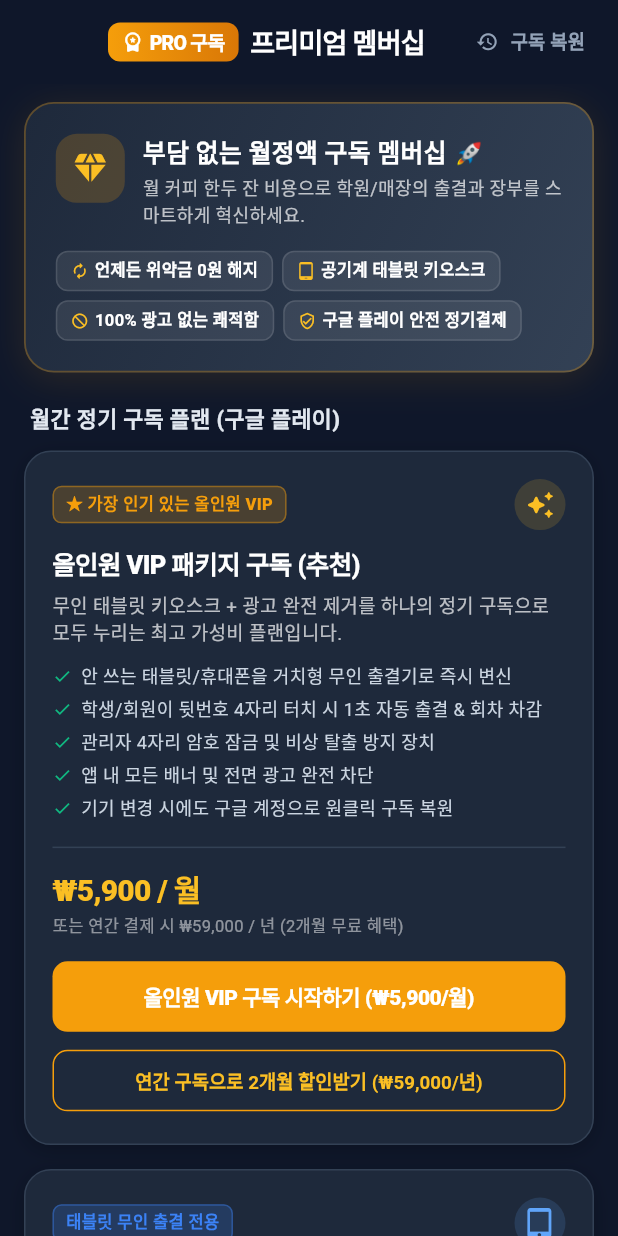
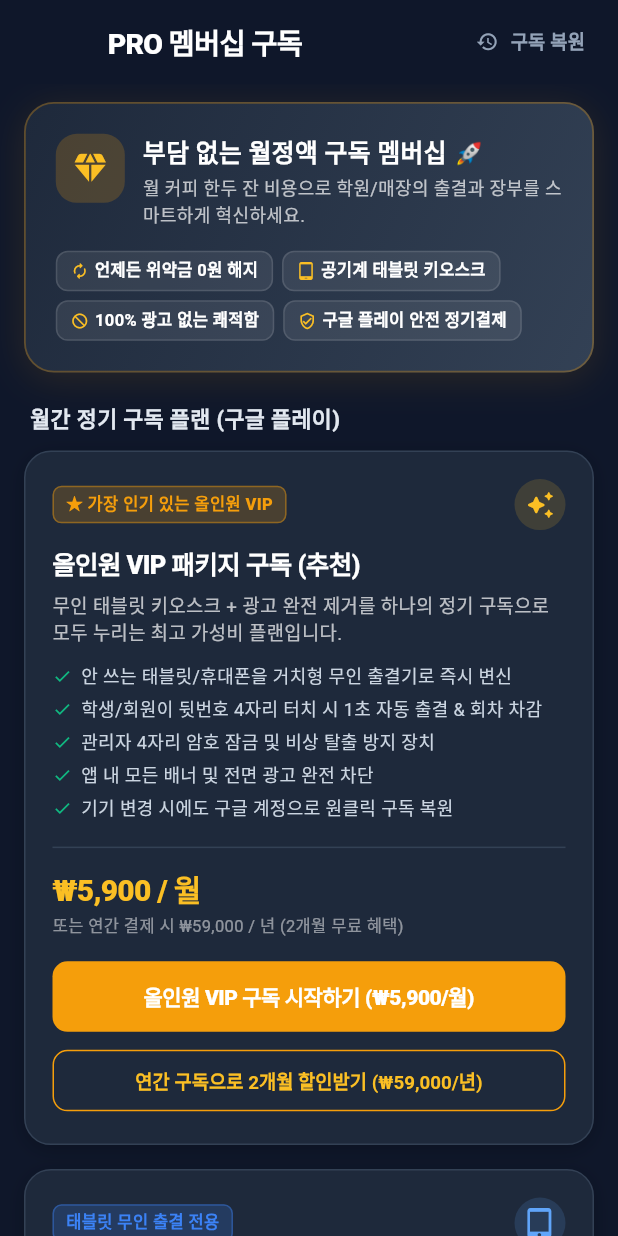
Before and after one commit to koyotejw-ux/zeropass, a Flutter app: the ProStoreScreen screen opened directly, on a phone screen of 412 x 824 dp. Run offline on Flutter 3.47's test engine with Material 3 defaults, Android fonts, the phone set to English and light mode, and no system bars; our stand-ins replace csv, flutter_riverpod, google_mobile_ads, in_app_purchase, share_plus, shared_preferences and 1 more; accounts and stored records are empty.

Commit message:
style: simplify PRO store header title and remove clutter badges

```diff
--- a/lib/screens/pro_store_screen.dart
+++ b/lib/screens/pro_store_screen.dart
@@ -21,45 +21,13 @@ class _ProStoreScreenState extends State<ProStoreScreen> {
         backgroundColor: const Color(0xFF0F172A),
         elevation: 0,
         toolbarHeight: isLandscape ? 50 : 56,
-        title: Row(
-          children: [
-            Container(
-              padding: const EdgeInsets.symmetric(horizontal: 9, vertical: 3.5),
-              decoration: BoxDecoration(
-                gradient: const LinearGradient(
-                  colors: [Color(0xFFF59E0B), Color(0xFFD97706)],
-                ),
-                borderRadius: BorderRadius.circular(8),
-              ),
-              child: const Row(
-                mainAxisSize: MainAxisSize.min,
-                children: [
-                  Icon(Icons.workspace_premium_rounded, color: Colors.white, size: 15),
-                  SizedBox(width: 4),
-                  Text(
-                    'PRO 구독',
-                    style: TextStyle(
-                      color: Colors.white,
-                      fontSize: 13,
-                      fontWeight: FontWeight.w900,
-                    ),
-                  ),
-                ],
-              ),
-            ),
-            const SizedBox(width: 8),
-            Flexible(
-              child: Text(
-                '프리미엄 멤버십',
-                overflow: TextOverflow.ellipsis,
-                style: TextStyle(
-                  color: Colors.white,
-                  fontSize: isLandscape ? 16 : 18,
-                  fontWeight: FontWeight.w800,
-                ),
-              ),
-            ),
-          ],
+        title: Text(
+          'PRO 멤버십 구독',
+          style: TextStyle(
+            color: Colors.white,
+            fontSize: isLandscape ? 17 : 19,
+            fontWeight: FontWeight.w800,
+          ),
         ),
         actions: [
           TextButton.icon(
```
